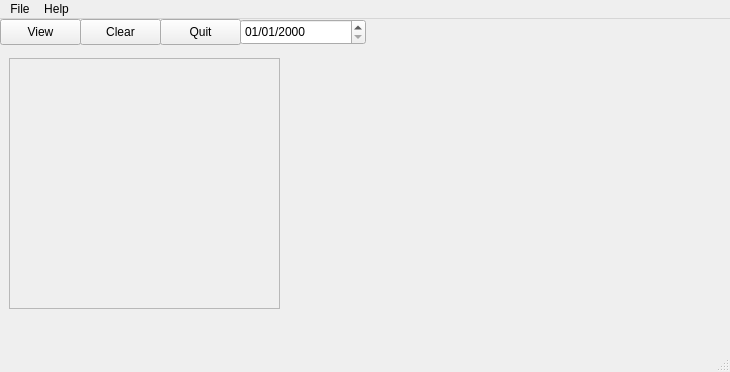
First picture: the form in mainwindow.ui, repository fbonnet08/QtWidgets_Project, before the edit.
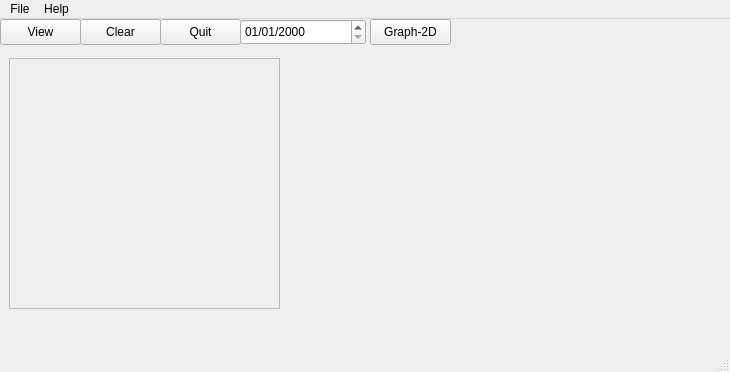
Second picture: the form after the edit.

Commit message: - Implementation of the graph routine. - Added a push button for the 2D graph in the main window. - Added some file extension in the view button action. - Added a README.md file.

Patch:
```diff
--- a/mainwindow.ui
+++ b/mainwindow.ui
@@ -106,6 +106,19 @@
      <string>Clear</string>
     </property>
    </widget>
+   <widget class="QPushButton" name="graph2DPushButton">
+    <property name="geometry">
+     <rect>
+      <x>370</x>
+      <y>0</y>
+      <width>81</width>
+      <height>26</height>
+     </rect>
+    </property>
+    <property name="text">
+     <string>Graph-2D</string>
+    </property>
+   </widget>
   </widget>
   <widget class="QMenuBar" name="menubar">
    <property name="geometry">
```
The commit also changes 8 other files.
